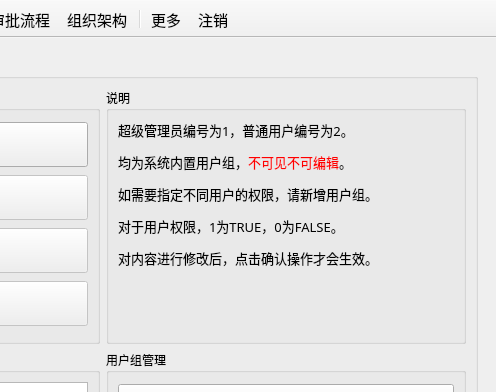
Qt form mainwindow.ui (csthenry/weplanet-desktop) before a commit; both pictures show x 649 to 1145 and y 0 to 392 of the 1145 by 657 pixel window.
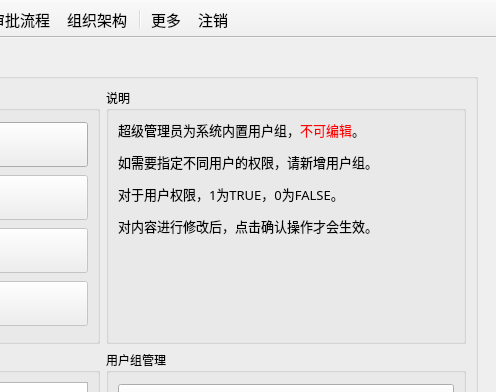
The same form after that commit. Icons and pictures are not drawn. Custom widgets are drawn as their Qt base class.

Commit message: 用户权限系统上线。

The edit to the form file:
```diff
--- a/mainwindow.ui
+++ b/mainwindow.ui
@@ -2950,7 +2950,7 @@
                  </size>
                 </property>
                 <property name="text">
-                 <string>&lt;html&gt;&lt;head/&gt;&lt;body&gt;&lt;p&gt;&lt;span style=&quot; font-size:10pt;&quot;&gt;超级管理员编号为1，普通用户编号为2。&lt;/span&gt;&lt;/p&gt;&lt;p&gt;&lt;span style=&quot; font-size:10pt;&quot;&gt;均为系统内置用户组，&lt;/span&gt;&lt;span style=&quot; font-size:10pt; color:#ff0000;&quot;&gt;不可见不可编辑&lt;/span&gt;&lt;span style=&quot; font-size:10pt;&quot;&gt;。&lt;/span&gt;&lt;/p&gt;&lt;p&gt;&lt;span style=&quot; font-size:10pt;&quot;&gt;如需要指定不同用户的权限，请新增用户组。&lt;/span&gt;&lt;/p&gt;&lt;p&gt;&lt;span style=&quot; font-size:10pt;&quot;&gt;对于用户权限，1为TRUE，0为FALSE。&lt;/span&gt;&lt;/p&gt;&lt;p&gt;&lt;span style=&quot; font-size:10pt;&quot;&gt;对内容进行修改后，点击确认操作才会生效。&lt;/span&gt;&lt;/p&gt;&lt;/body&gt;&lt;/html&gt;</string>
+                 <string>&lt;html&gt;&lt;head/&gt;&lt;body&gt;&lt;p&gt;&lt;span style=&quot; font-size:10pt;&quot;&gt;超级管理员为系统内置用户组，&lt;/span&gt;&lt;span style=&quot; font-size:10pt; color:#ff0000;&quot;&gt;不可编辑&lt;/span&gt;&lt;span style=&quot; font-size:10pt;&quot;&gt;。&lt;/span&gt;&lt;/p&gt;&lt;p&gt;&lt;span style=&quot; font-size:10pt;&quot;&gt;如需要指定不同用户的权限，请新增用户组。&lt;/span&gt;&lt;/p&gt;&lt;p&gt;&lt;span style=&quot; font-size:10pt;&quot;&gt;对于用户权限，1为TRUE，0为FALSE。&lt;/span&gt;&lt;/p&gt;&lt;p&gt;&lt;span style=&quot; font-size:10pt;&quot;&gt;对内容进行修改后，点击确认操作才会生效。&lt;/span&gt;&lt;/p&gt;&lt;/body&gt;&lt;/html&gt;</string>
                 </property>
                 <property name="alignment">
                  <set>Qt::AlignLeading|Qt::AlignLeft|Qt::AlignTop</set>
```
The commit also changes 5 other files.
